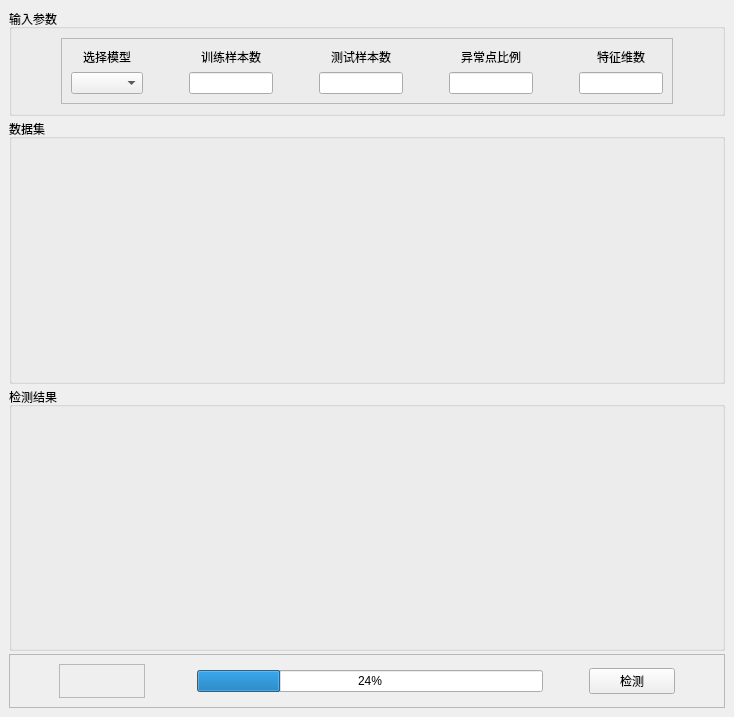
Qt form UserInterface.ui (cgsdfc/outlier-detection-ui) before a commit.
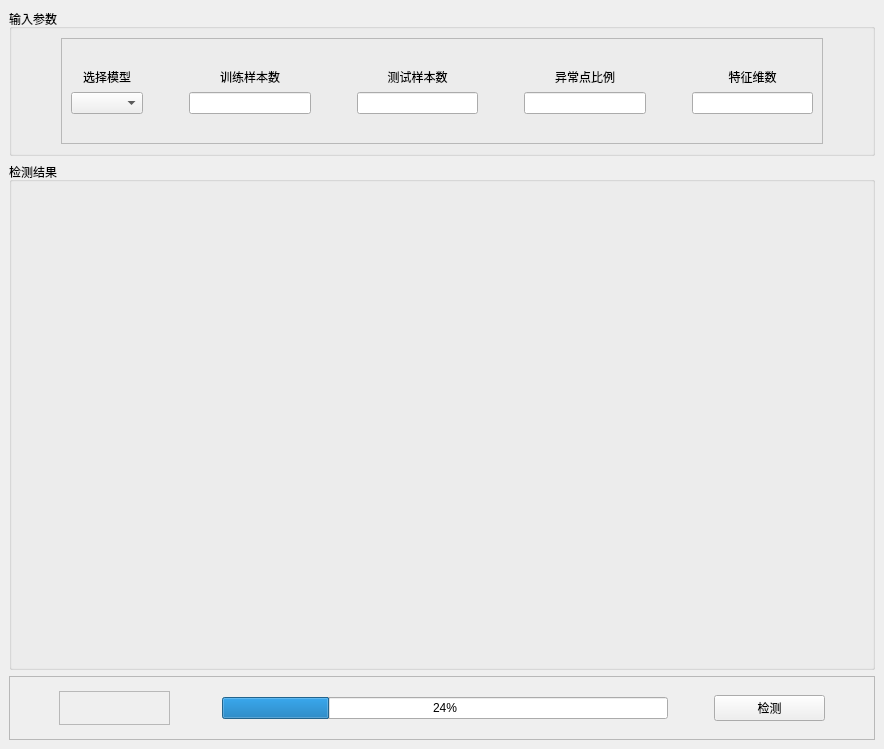
The same form after that commit. Icons and pictures are not drawn.

Commit message: 维持UI不变

```diff
--- a/UserInterface.ui
+++ b/UserInterface.ui
@@ -6,8 +6,8 @@
    <rect>
     <x>0</x>
     <y>0</y>
-    <width>734</width>
-    <height>717</height>
+    <width>884</width>
+    <height>749</height>
    </rect>
   </property>
   <property name="windowTitle">
@@ -1326,10 +1326,7 @@
   <widget class="QWidget" name="centralwidget">
    <layout class="QGridLayout" name="gridLayout">
     <item row="0" column="0">
-     <layout class="QVBoxLayout" name="verticalLayout" stretch="1,6,6,1">
-      <property name="spacing">
-       <number>3</number>
-      </property>
+     <layout class="QVBoxLayout" name="verticalLayout" stretch="0,8,1">
       <item>
        <widget class="QGroupBox" name="groupBox_2">
         <property name="title">
@@ -1379,7 +1376,7 @@
               <enum>QFrame::Raised</enum>
              </property>
              <layout class="QGridLayout" name="gridLayout_5">
-              <item row="0" column="1">
+              <item row="1" column="1">
                <layout class="QGridLayout" name="gridLayout_4" rowstretch="1,1">
                 <item row="0" column="4">
                  <widget class="QLabel" name="label_3">
@@ -1524,6 +1521,38 @@
                 </item>
                </layout>
               </item>
+              <item row="2" column="1">
+               <spacer name="verticalSpacer">
+                <property name="orientation">
+                 <enum>Qt::Vertical</enum>
+                </property>
+                <property name="sizeType">
+                 <enum>QSizePolicy::Fixed</enum>
+                </property>
+                <property name="sizeHint" stdset="0">
+                 <size>
+                  <width>20</width>
+                  <height>20</height>
+                 </size>
+                </property>
+               </spacer>
+              </item>
+              <item row="0" column="1">
+               <spacer name="verticalSpacer_2">
+                <property name="orientation">
+                 <enum>Qt::Vertical</enum>
+                </property>
+                <property name="sizeType">
+                 <enum>QSizePolicy::Fixed</enum>
+                </property>
+                <property name="sizeHint" stdset="0">
+                 <size>
+                  <width>20</width>
+                  <height>20</height>
+                 </size>
+                </property>
+               </spacer>
+              </item>
              </layout>
             </widget>
            </item>
@@ -1532,34 +1561,6 @@
         </layout>
        </widget>
       </item>
-      <item>
-       <widget class="QGroupBox" name="groupBox_3">
-        <property name="title">
-         <string>数据集</string>
-        </property>
-        <layout class="QGridLayout" name="gridLayout_6">
-         <item row="0" column="0">
-          <widget class="QLabel" name="lbData">
-           <property name="maximumSize">
-            <size>
-             <width>1030</width>
-             <height>699</height>
-            </size>
-           </property>
-           <property name="text">
-            <string/>
-           </property>
-           <property name="scaledContents">
-            <bool>true</bool>
-           </property>
-           <property name="alignment">
-            <set>Qt::AlignCenter</set>
-           </property>
-          </widget>
-         </item>
-        </layout>
-       </widget>
-      </item>
       <item>
        <widget class="QGroupBox" name="groupBox">
         <property name="title">
```
Left out of the diff: 5 changed lines with no effect on the pictures. The commit also changes 1 other file.
